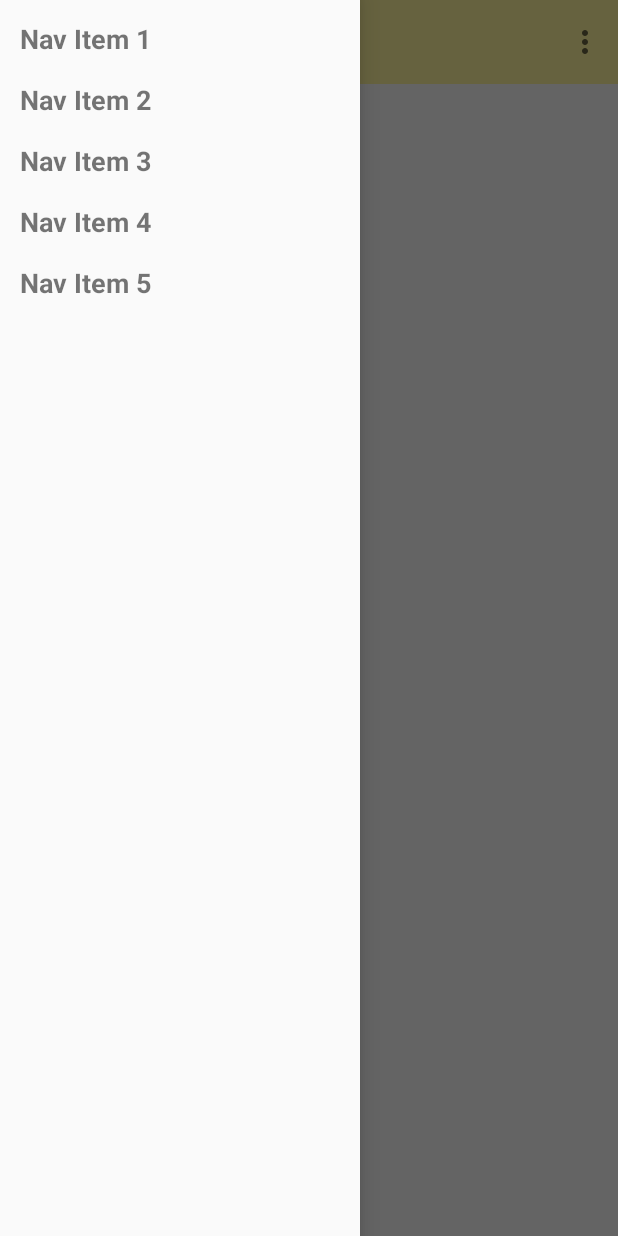
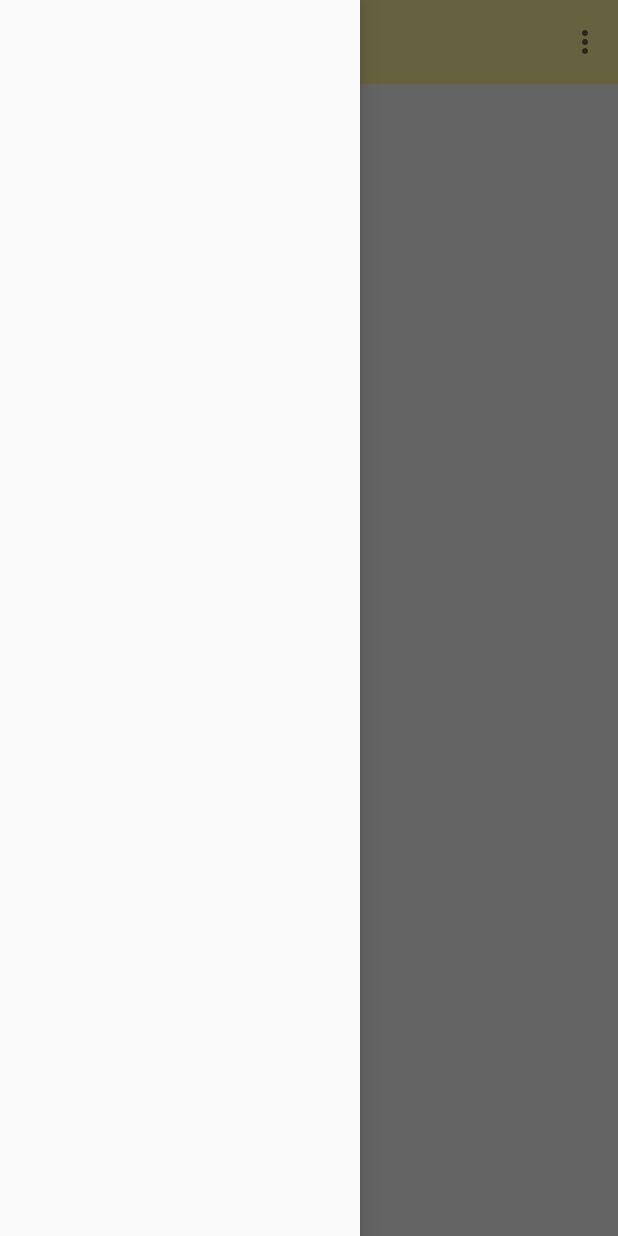
Before and after one commit to krossovochkin/Kwitter, an Android app: the fragment NavigationDrawerFragment placed in its activity, with the side drawer open, on a phone screen of 412 x 824 dp. Run offline under Robolectric (Android 15) with nearby library versions, the phone set to English and light mode, and no system bars; libraries missing offline, so code that uses them is left out: twitter4j.conf; 2 statements that could not run were skipped.

Commit message:
[*] minor fixes

```diff
--- a/kwitter/src/main/java/com/krossovochkin/kwitter/adapters/TimelineAdapter.java
+++ b/kwitter/src/main/java/com/krossovochkin/kwitter/adapters/TimelineAdapter.java
@@ -50,7 +50,7 @@ public class TimelineAdapter extends RecyclerView.Adapter {
 
     public static final String TAG = TimelineAdapter.class.getSimpleName();
 
-    private List<Status> mData = new ArrayList<Status>();
+    private List<Status> mData = new ArrayList<>();
 
     private TweetActionListener mListener = null;
 
--- a/kwitter/src/main/java/com/krossovochkin/kwitter/fragments/SendTweetFragment.java
+++ b/kwitter/src/main/java/com/krossovochkin/kwitter/fragments/SendTweetFragment.java
@@ -33,6 +33,7 @@ import com.krossovochkin.kwitter.R;
 import com.krossovochkin.kwitter.listeners.TwitterActionListener;
 import com.krossovochkin.kwitter.toolbox.Constants;
 import com.krossovochkin.kwitter.toolbox.KeyboardHelper;
+import com.melnykov.fab.FloatingActionButton;
 
 import twitter4j.Status;
 import twitter4j.UserMentionEntity;
@@ -86,7 +87,7 @@ public class SendTweetFragment extends Fragment {
         super.onActivityCreated(savedInstanceState);
 
         final EditText tweetEditText = (EditText) getView().findViewById(R.id.tweet_edit_text);
-        final Button sendTweetButton = (Button) getView().findViewById(R.id.send_tweet_button);
+        final FloatingActionButton sendTweetButton = (FloatingActionButton) getView().findViewById(R.id.send_tweet_button);
         final TextView symbolCounterTextView = (TextView) getView().findViewById(R.id.char_counter_text_view);
 
         tweetEditText.addTextChangedListener(new TextWatcher() {
--- a/kwitter/src/main/java/com/krossovochkin/kwitter/toolbox/FileManager.java
+++ b/kwitter/src/main/java/com/krossovochkin/kwitter/toolbox/FileManager.java
@@ -107,7 +107,7 @@ public class FileManager {
             return null;
         }
 
-        List<Status> statuses = new ArrayList<Status>();
+        List<Status> statuses = new ArrayList<>();
 
         for (File file : files) {
             try {
--- a/kwitter/src/main/res/layout/activity_settings.xml
+++ b/kwitter/src/main/res/layout/activity_settings.xml
@@ -1,4 +1,4 @@
-<FrameLayout xmlns:android="http://schemas.android.com/apk/res/android"
+<merge xmlns:android="http://schemas.android.com/apk/res/android"
     android:layout_width="match_parent"
     android:layout_height="match_parent"
     android:id="@+id/container"
--- a/kwitter/src/main/res/layout/fragment_main.xml
+++ b/kwitter/src/main/res/layout/fragment_main.xml
@@ -29,7 +29,7 @@
         android:layout_alignParentRight="true"
         android:layout_alignParentEnd="true"
         android:layout_margin="16dp"
-        android:src="@drawable/ic_action_accept"
+        android:src="@android:drawable/ic_menu_send"
         fab:fab_colorNormal="@color/colorSecondaryDark"
         fab:fab_colorPressed="@color/colorSecondary" />
 
--- a/kwitter/src/main/res/layout/fragment_navigation_drawer.xml
+++ b/kwitter/src/main/res/layout/fragment_navigation_drawer.xml
@@ -6,35 +6,4 @@
     android:background="?android:attr/windowBackground"
     android:orientation="vertical"
     android:padding="5dp">
-
-    <TextView
-        style="@style/NavigationDrawerItem"
-        android:layout_width="wrap_content"
-        android:layout_height="wrap_content"
-        android:text="Nav Item 1" />
-
-    <TextView
-        style="@style/NavigationDrawerItem"
-        android:layout_width="wrap_content"
-        android:layout_height="wrap_content"
-        android:text="Nav Item 2" />
-
-    <TextView
-        style="@style/NavigationDrawerItem"
-        android:layout_width="wrap_content"
-        android:layout_height="wrap_content"
-        android:text="Nav Item 3" />
-
-    <TextView
-        style="@style/NavigationDrawerItem"
-        android:layout_width="wrap_content"
-        android:layout_height="wrap_content"
-        android:text="Nav Item 4" />
-
-    <TextView
-        style="@style/NavigationDrawerItem"
-        android:layout_width="wrap_content"
-        android:layout_height="wrap_content"
-        android:text="Nav Item 5" />
-
 </LinearLayout>
```
Also changed, not shown: kwitter/src/main/res/layout/fragment_send_tweet.xml (+12 -5 lines).
